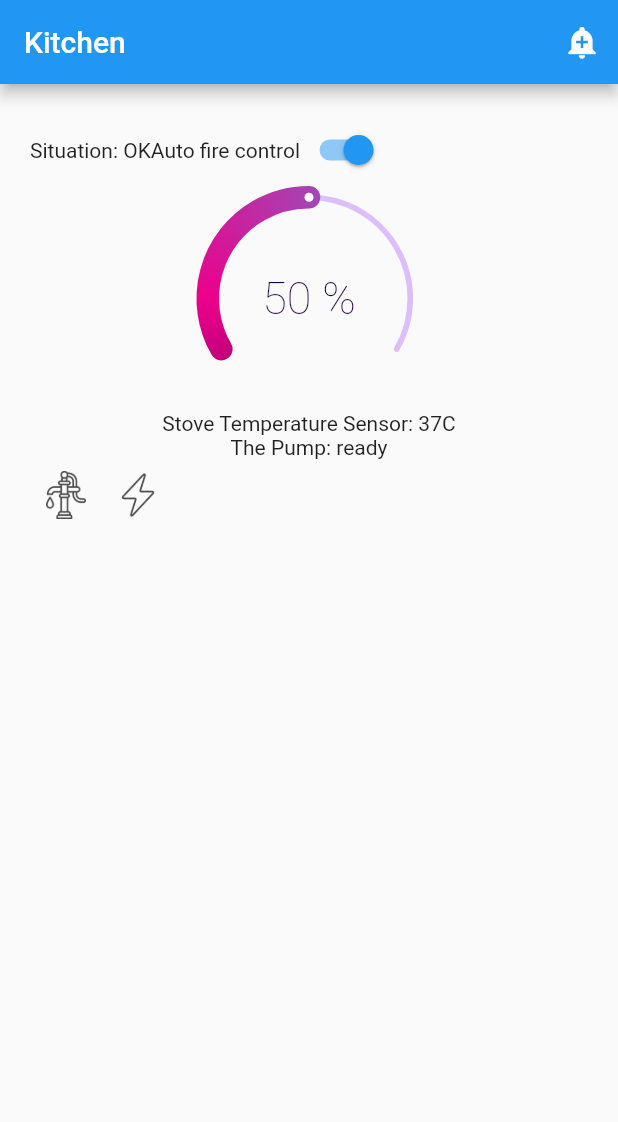
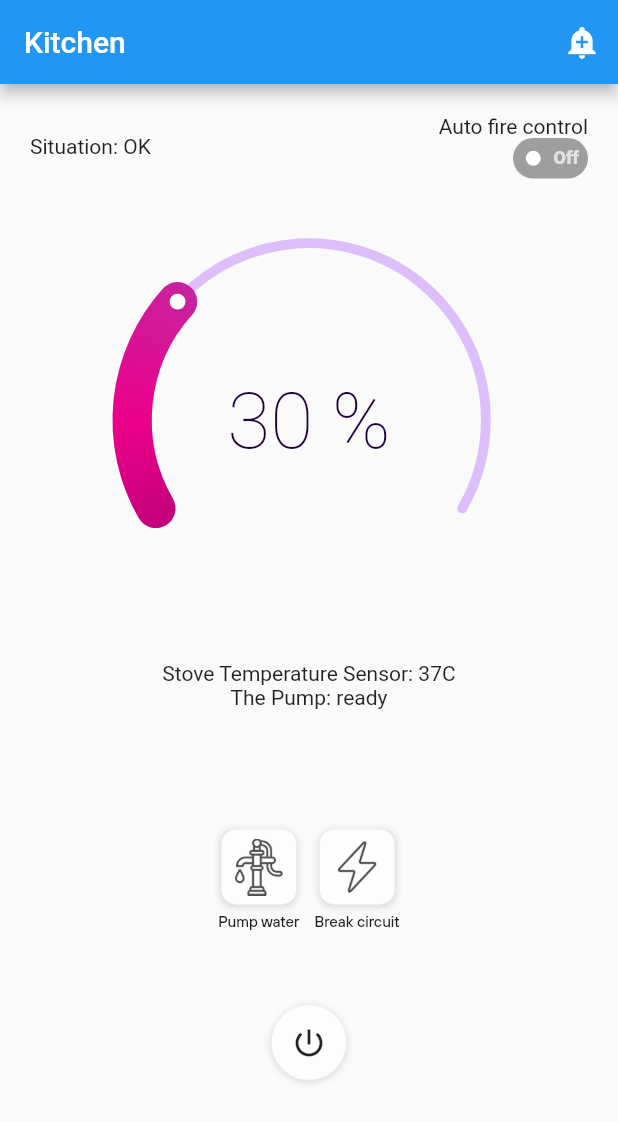
Before and after one commit to trunghieult1807/IOTsProject, a Flutter app: the screen it shows after launch, on a phone screen of 412 x 824 dp. Shown: the top 1122 px of the screen. Run offline on Flutter 3.47's test engine with Material 2 defaults, Android fonts, the phone set to English and light mode, and no system bars; drawn by our look-alikes of sleek_circular_slider; our stand-ins replace after_layout, animated_bottom_navigation_bar, firebase_auth, firebase_core, shared_preferences; missing offline and left inert: mqtt_client; accounts and stored records are empty.

Commit message:
fix room view

```diff
--- a/fire_alarm_system/lib/main.dart
+++ b/fire_alarm_system/lib/main.dart
@@ -6,7 +6,7 @@ import 'package:fire_alarm_system/ui/auth/screens/register.dart';
 import 'package:fire_alarm_system/ui/homepage/nested_tab_bar.dart';
 import 'package:fire_alarm_system/controllers/wrapper.dart';
 import 'package:firebase_auth/firebase_auth.dart';
-import 'package:fire_alarm_system/ui/roomview/screens/screens.dart';
+import 'package:fire_alarm_system/ui/roomview/screens/roomview.dart';
 import 'package:flutter/material.dart';
 import 'package:fire_alarm_system/ui/onboarding/screens/intro_screen.dart';
 import 'package:firebase_core/firebase_core.dart';
--- /dev/null
+++ b/fire_alarm_system/lib/ui/roomview/models/device_info.dart
@@ -0,0 +1,14 @@
+import 'package:flutter/material.dart';
+
+class DeviceInfo {
+  Image _image;
+  String _deviceName;
+
+  DeviceInfo(Image image, String deviceName)
+      : _image = image,
+        _deviceName = deviceName;
+
+  Image get image => _image;
+
+  String get deviceName => _deviceName;
+}
--- /dev/null
+++ b/fire_alarm_system/lib/ui/roomview/screens/roomview.dart
@@ -0,0 +1,131 @@
+import 'package:fire_alarm_system/ui/roomview/models/device_info.dart';
+import 'package:fire_alarm_system/ui/roomview/widgets/circular_indicator.dart';
+import 'package:fire_alarm_system/ui/roomview/widgets/device_button.dart';
+import 'package:fire_alarm_system/ui/roomview/widgets/power_button.dart';
+import 'package:fire_alarm_system/ui/roomview/widgets/switch_button.dart';
+import 'package:flutter/material.dart';
+import 'package:sleek_circular_slider/sleek_circular_slider.dart';
+
+enum DeviceType { tempSensor, gasSensor, pump, circuitRelay }
+
+class DeviceStatus {
+  //might not be a good class in 'flutter way', but I'm only familiar with this C++ class style, fix it to be more 'flutter' if you wish
+  String deviceName = 'generic device';
+  String status = 'unknown';
+  DeviceType type = DeviceType.tempSensor;
+
+  DeviceStatus(String deviceName, String status, DeviceType type) {
+    this.deviceName = deviceName;
+    this.status = status;
+    this.type = type;
+  }
+}
+
+class RoomView extends StatefulWidget {
+  @override
+  _RoomViewState createState() =>
+      _RoomViewState(roomName: "Kitchen", deviceStatusList: [
+        DeviceStatus("Stove Temperature Sensor", "37C", DeviceType.tempSensor),
+        DeviceStatus("The Pump", "ready", DeviceType.pump)
+      ]);
+}
+
+class _RoomViewState extends State<RoomView> {
+  _RoomViewState(
+      {Key key,
+      String roomName = "roomview",
+      List<DeviceStatus> deviceStatusList})
+      : super() {
+    this.roomName = roomName;
+    this.deviceStatusList = deviceStatusList;
+  }
+
+  String roomName = '';
+  String situation = 'OK';
+  bool _autofire = true;
+  List<DeviceStatus> deviceStatusList = [];
+
+  @override
+  Widget build(BuildContext context) {
+    return Scaffold(
+      appBar: AppBar(
+        title: Text(this.roomName),
+        actions: <Widget>[
+          IconButton(
+              icon: const Icon(Icons.add_alert),
+              tooltip: 'Show Snackbar',
+              onPressed: () {
+                ScaffoldMessenger.of(context).showSnackBar(
+                    const SnackBar(content: Text('This is a snackbar')));
+              })
+        ],
+      ),
+      body: Padding(
+        padding: const EdgeInsets.fromLTRB(
+          20,
+          20,
+          20,
+          0,
+        ),
+        child: Column(
+          children: [
+            Row(
+              mainAxisAlignment: MainAxisAlignment.spaceBetween,
+              children: [
+                Text("Situation: " + this.situation),
+                Column(
+                  crossAxisAlignment: CrossAxisAlignment.end,
+                  children: [
+                    Text("Auto fire control"),
+                    SwitchButton(),
+                  ],
+                ),
+              ],
+            ),
+            SizedBox(
+              height: 30,
+            ),
+            CircularIndicator(initialVal: 30),
+            SizedBox(
+              height: 30,
+            ),
+            for (var d in this.deviceStatusList)
+              Text(d.deviceName + ": " + d.status),
+            SizedBox(
+              height: 80,
+            ),
+            Row(
+              mainAxisAlignment: MainAxisAlignment.center,
+              children: [
+                DeviceButton(
+                  deviceInfo: DeviceInfo(
+                    Image(
+                      image: AssetImage('assets/images/icons/pumpButton.png'),
+                    ),
+                    "Pump water",
+                  ),
+                ),
+                SizedBox(
+                  width: 10,
+                ),
+                DeviceButton(
+                  deviceInfo: DeviceInfo(
+                    Image(
+                      image:
+                          AssetImage('assets/images/icons/breakerButton.png'),
+                    ),
+                    "Break circuit",
+                  ),
+                ),
+              ],
+            ),
+            SizedBox(
+              height: 50,
+            ),
+            PowerButton(),
+          ],
+        ),
+      ),
+    );
+  }
+}
--- a/fire_alarm_system/lib/ui/roomview/screens/screens.dart
+++ /dev/null
@@ -1,97 +0,0 @@
-import 'package:flutter/material.dart';
-import 'package:sleek_circular_slider/sleek_circular_slider.dart';
-
-enum DeviceType{
-  tempSensor, gasSensor, pump, circuitRelay
-}
-
-class DeviceStatus{//might not be a good class in 'flutter way', but I'm only familiar with this C++ class style, fix it to be more 'flutter' if you wish
-  String deviceName = 'generic device';
-  String status = 'unknown';
-  DeviceType type = DeviceType.tempSensor;
-  DeviceStatus(String deviceName, String status, DeviceType type){
-    this.deviceName = deviceName;
-    this.status = status;
-    this.type = type;
-  }
-}
-
-class RoomView extends StatefulWidget {
-  @override
-  _RoomViewState createState() => _RoomViewState(roomName: "Kitchen",
-      deviceStatusList: [DeviceStatus("Stove Temperature Sensor", "37C", DeviceType.tempSensor),
-        DeviceStatus("The Pump", "ready", DeviceType.pump) ]);
-}
-
-class _RoomViewState extends State<RoomView> {
-  _RoomViewState({Key key, String roomName = "roomview", List<DeviceStatus> deviceStatusList}) : super() {
-    this.roomName = roomName;
-    this.deviceStatusList = deviceStatusList;
-  }
-
-  String roomName = '';
-  String situation = 'OK';
-  bool _autofire = true;
-  List<DeviceStatus> deviceStatusList = [];
-  //testing the new slider, could be change later
-  final slider = SleekCircularSlider(
-      appearance: CircularSliderAppearance(),
-      onChangeEnd: (double value) {
-        print(value);
-      });
-
-  final pumpButtonImage = Image.asset('assets/images/icons/pumpButton.png');
-  final breakerButtonImage = Image.asset('assets/images/icons/breakerButton.png');
-
-  @override
-  Widget build(BuildContext context) {
-    return Scaffold(
-      appBar: AppBar(
-        title: Text(this.roomName),
-        actions: <Widget>[
-          IconButton(
-              icon: const Icon(Icons.add_alert),
-              tooltip: 'Show Snackbar',
-              onPressed: () {
-                ScaffoldMessenger.of(context).showSnackBar(
-                    const SnackBar(content: Text('This is a snackbar')));
-              })
-        ],
-      ),
-      body: Padding(
-        padding: const EdgeInsets.fromLTRB(
-          20,
-          20,
-          20,
-          0,
-        ),
-        child: Column(
-          children: [
-            Row(children: [
-              Text("Situation: " + this.situation),
-              Text("Auto fire control"),
-              Switch(
-                value: _autofire,
-                onChanged: (bool newValue) {
-                  setState(() {
-                    _autofire = newValue;
-                  });
-                },
-              ),
-            ]),
-
-            slider,
-
-            for(var d in this.deviceStatusList) Text(d.deviceName + ": " + d.status),
-
-            Row(children: [
-              IconButton(icon: pumpButtonImage, iconSize: 30, onPressed: ()=>{print('open pump')}),
-              IconButton(icon: breakerButtonImage, iconSize: 30, onPressed: ()=>{print('open circuit')})
-            ]),
-
-          ],
-        ),
-      ),
-    );
-  }
-}
--- /dev/null
+++ b/fire_alarm_system/lib/ui/roomview/widgets/circular_indicator.dart
@@ -0,0 +1,31 @@
+import 'package:flutter/material.dart';
+import 'package:sleek_circular_slider/sleek_circular_slider.dart';
+
+class CircularIndicator extends StatefulWidget {
+  final double initialVal;
+
+  CircularIndicator({
+    Key key,
+    @required this.initialVal,
+  }) : super(key: key);
+
+  @override
+  _CircularIndicatorState createState() => _CircularIndicatorState();
+}
+
+class _CircularIndicatorState extends State<CircularIndicator> {
+  @override
+  Widget build(BuildContext context) {
+    final Size size = MediaQuery.of(context).size;
+    return SleekCircularSlider(
+      initialValue: widget.initialVal,
+      appearance: CircularSliderAppearance(
+
+        size: size.width - 150,
+      ),
+      onChangeEnd: (double value) {
+        print(value);
+      },
+    );
+  }
+}
--- /dev/null
+++ b/fire_alarm_system/lib/ui/roomview/widgets/device_button.dart
@@ -0,0 +1,62 @@
+import 'package:fire_alarm_system/theme.dart';
+import 'package:fire_alarm_system/ui/roomview/models/device_info.dart';
+import 'package:flutter/material.dart';
+
+class DeviceButton extends StatefulWidget {
+  final DeviceInfo deviceInfo;
+
+  DeviceButton({
+    Key key,
+    @required this.deviceInfo,
+  }) : super(key: key);
+
+  @override
+  _DeviceButtonState createState() => _DeviceButtonState();
+}
+
+class _DeviceButtonState extends State<DeviceButton> {
+  @override
+  Widget build(BuildContext context) {
+    return Column(
+      crossAxisAlignment: CrossAxisAlignment.center,
+      children: [
+        GestureDetector(
+          onTap: () {
+            print("Open ${widget.deviceInfo.deviceName}");
+          },
+          child: Container(
+            width: 50,
+            height: 50,
+            decoration: BoxDecoration(
+              color: LightThemeColors.primary,
+              borderRadius: BorderRadius.circular(10),
+              boxShadow: [
+                BoxShadow(
+                  color: Colors.grey.withOpacity(0.3),
+                  spreadRadius: 1,
+                  blurRadius: 3,
+                  offset: Offset(0, 1), // changes position of shadow
+                ),
+              ],
+            ),
+            child: Padding(
+              padding: EdgeInsets.all(6),
+              child: widget.deviceInfo.image,
+            ),
+          ),
+        ),
+        SizedBox(
+          height: 5,
+        ),
+        Text(
+          "${widget.deviceInfo.deviceName}",
+          style: TextStyle(
+            color: LightThemeColors.contrast,
+            fontFamily: ThemeText.textStyle,
+            fontSize: 10,
+          ),
+        ),
+      ],
+    );
+  }
+}
--- /dev/null
+++ b/fire_alarm_system/lib/ui/roomview/widgets/power_button.dart
@@ -0,0 +1,38 @@
+import 'package:fire_alarm_system/theme.dart';
+import 'package:flutter/material.dart';
+
+class PowerButton extends StatefulWidget {
+  @override
+  _PowerButtonState createState() => _PowerButtonState();
+}
+
+class _PowerButtonState extends State<PowerButton> {
+  @override
+  Widget build(BuildContext context) {
+    return GestureDetector(
+      onTap: () {
+        print("Tapped power");
+      },
+      child: Container(
+        width: 50,
+        height: 50,
+        decoration: BoxDecoration(
+          color: LightThemeColors.primary,
+          shape: BoxShape.circle,
+          boxShadow: [
+            BoxShadow(
+              color: Colors.grey.withOpacity(0.3),
+              spreadRadius: 1,
+              blurRadius: 3,
+              offset: Offset(0, 1), // changes position of shadow
+            ),
+          ],
+        ),
+        child: Padding(
+          padding: EdgeInsets.all(6),
+          child: Icon(Icons.power_settings_new_sharp)
+        ),
+      ),
+    );
+  }
+}
--- /dev/null
+++ b/fire_alarm_system/lib/ui/roomview/widgets/switch_button.dart
@@ -0,0 +1,132 @@
+import 'package:flutter/material.dart';
+
+import 'package:flutter/material.dart';
+
+class CustomSwitch extends StatefulWidget {
+  final bool value;
+  final ValueChanged<bool> onChanged;
+  final Color activeColor;
+
+  const CustomSwitch({Key key, this.value, this.onChanged, this.activeColor})
+      : super(key: key);
+
+  @override
+  _CustomSwitchState createState() => _CustomSwitchState();
+}
+
+class _CustomSwitchState extends State<CustomSwitch>
+    with SingleTickerProviderStateMixin {
+  Animation _circleAnimation;
+  AnimationController _animationController;
+
+  @override
+  void initState() {
+    super.initState();
+    _animationController =
+        AnimationController(vsync: this, duration: Duration(milliseconds: 60));
+    _circleAnimation = AlignmentTween(
+            begin: widget.value ? Alignment.centerRight : Alignment.centerLeft,
+            end: widget.value ? Alignment.centerLeft : Alignment.centerRight)
+        .animate(CurvedAnimation(
+            parent: _animationController, curve: Curves.linear));
+  }
+
+  @override
+  Widget build(BuildContext context) {
+    return AnimatedBuilder(
+      animation: _animationController,
+      builder: (context, child) {
+        return GestureDetector(
+          onTap: () {
+            if (_animationController.isCompleted) {
+              _animationController.reverse();
+            } else {
+              _animationController.forward();
+            }
+            widget.value == false
+                ? widget.onChanged(true)
+                : widget.onChanged(false);
+          },
+          child: Container(
+            width: 50.0,
+            height: 27.0,
+            decoration: BoxDecoration(
+                borderRadius: BorderRadius.circular(15.0),
+                color: _circleAnimation.value == Alignment.centerLeft
+                    ? Colors.grey
+                    : widget.activeColor),
+            child: Padding(
+              padding: const EdgeInsets.only(
+                  top: 2.0, bottom: 2.0, right: 2.0, left: 2.0),
+              child: Row(
+                mainAxisAlignment: MainAxisAlignment.spaceBetween,
+                children: <Widget>[
+                  _circleAnimation.value == Alignment.centerRight
+                      ? Padding(
+                          padding: const EdgeInsets.only(left: 4.0, right: 2.0),
+                          child: Text(
+                            'On',
+                            style: TextStyle(
+                                color: Colors.white70,
+                                fontWeight: FontWeight.w900,
+                                fontSize: 12.0),
+                          ),
+                        )
+                      : Container(),
+                  Align(
+                    alignment: _circleAnimation.value,
+                    child: Container(
+                      width: 10.0,
+                      height: 10.0,
+                      decoration: BoxDecoration(
+                          shape: BoxShape.circle, color: Colors.white),
+                    ),
+                  ),
+                  _circleAnimation.value == Alignment.centerLeft
+                      ? Padding(
+                          padding: const EdgeInsets.only(left: 2.0, right: 4.0),
+                          child: Text(
+                            'Off',
+                            style: TextStyle(
+                                color: Colors.white70,
+                                fontWeight: FontWeight.w900,
+                                fontSize: 12.0),
+                          ),
+                        )
+                      : Container(),
+                ],
+              ),
+            ),
+          ),
+        );
+      },
+    );
+  }
+}
+
+class SwitchButton extends StatefulWidget {
+  @override
+  _SwitchButtonState createState() => _SwitchButtonState();
+}
+
+class _SwitchButtonState extends State<SwitchButton> {
+  bool status = false;
+
+  @override
+  Widget build(BuildContext context) {
+    return Container(
+      // height: 30,
+      // width: 60,
+      child: CustomSwitch(
+        activeColor: Colors.pinkAccent,
+        value: status,
+        onChanged: (value) {
+          print("VALUE : $value");
+          setState(() {
+            status = value;
+          });
+        },
+      ),
+    );
+  }
+}
--- a/fire_alarm_system/lib/ui/roomview/widgets/widgets.dart
+++ /dev/null
@@ -1,22 +0,0 @@
-import 'package:flutter/material.dart';
-
-class Widgets extends StatefulWidget {
-  final Image image;
-  final String roomName;
-
-  Widgets({
-    Key key,
-    @required this.image,
-    @required this.roomName,
-  }) : super(key: key);
-
-  @override
-  _WidgetsState createState() => _WidgetsState();
-}
-
-class _WidgetsState extends State<Widgets> {
-  @override
-  Widget build(BuildContext context) {
-    return Text('${widget.roomName}');
-  }
-}
```
Also changed, not shown: 1 other file.
